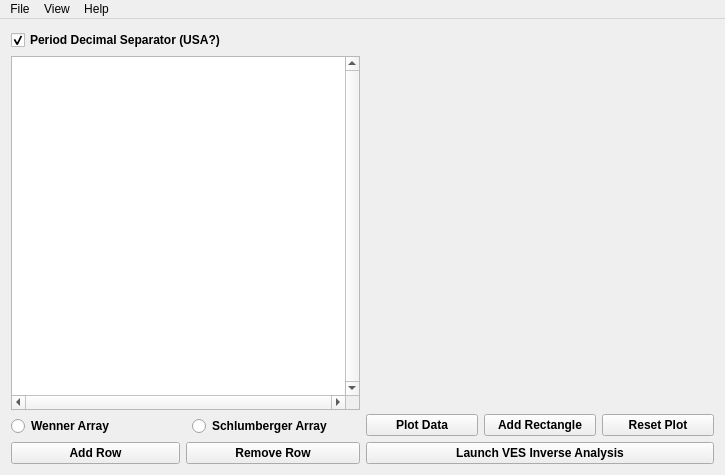
Old version of the form ves/templates/mainwindow.ui in the repository ajoros/ves_ajoros.
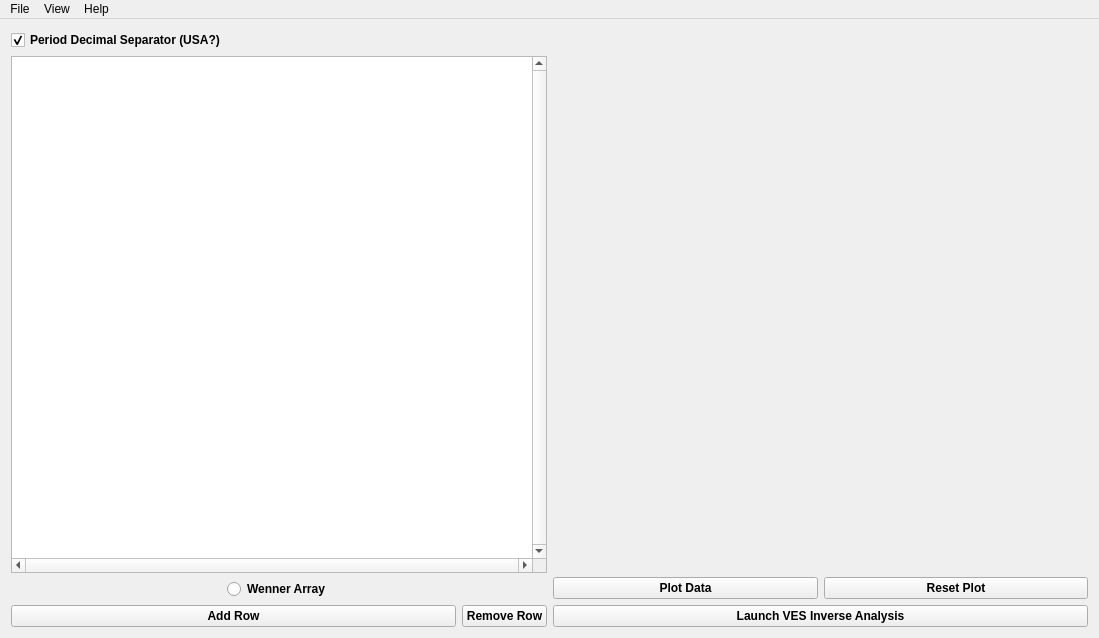
New version of the form.

Diff of the .ui file:
```diff
--- a/ves/templates/mainwindow.ui
+++ b/ves/templates/mainwindow.ui
@@ -6,8 +6,8 @@
    <rect>
     <x>0</x>
     <y>0</y>
-    <width>725</width>
-    <height>475</height>
+    <width>1099</width>
+    <height>638</height>
    </rect>
   </property>
   <property name="sizePolicy">
@@ -81,38 +81,6 @@
         </property>
        </widget>
       </item>
-      <item row="2" column="0" colspan="2">
-       <widget class="QRadioButton" name="wennerRadioButton">
-        <property name="sizePolicy">
-         <sizepolicy hsizetype="Expanding" vsizetype="Fixed">
-          <horstretch>0</horstretch>
-          <verstretch>0</verstretch>
-         </sizepolicy>
-        </property>
-        <property name="toolTip">
-         <string>Use the Wenner Spacing in calculating depth to water</string>
-        </property>
-        <property name="text">
-         <string>Wenner Array</string>
-        </property>
-       </widget>
-      </item>
-      <item row="2" column="2">
-       <widget class="QRadioButton" name="schlumbergerRadioButton">
-        <property name="sizePolicy">
-         <sizepolicy hsizetype="Expanding" vsizetype="Fixed">
-          <horstretch>0</horstretch>
-          <verstretch>0</verstretch>
-         </sizepolicy>
-        </property>
-        <property name="toolTip">
-         <string>Use the Schlumberger Spacing in calculating depth to water</string>
-        </property>
-        <property name="text">
-         <string>Schlumberger Array</string>
-        </property>
-       </widget>
-      </item>
       <item row="3" column="0">
        <widget class="QPushButton" name="addRowButton">
         <property name="sizePolicy">
@@ -155,6 +123,22 @@
         </property>
        </widget>
       </item>
+      <item row="2" column="0" colspan="3" alignment="Qt::AlignHCenter">
+       <widget class="QRadioButton" name="wennerRadioButton">
+        <property name="sizePolicy">
+         <sizepolicy hsizetype="Expanding" vsizetype="Fixed">
+          <horstretch>0</horstretch>
+          <verstretch>0</verstretch>
+         </sizepolicy>
+        </property>
+        <property name="toolTip">
+         <string>Use the Wenner Spacing in calculating depth to water</string>
+        </property>
+        <property name="text">
+         <string>Wenner Array</string>
+        </property>
+       </widget>
+      </item>
      </layout>
     </item>
     <item row="0" column="1">
@@ -221,22 +205,6 @@
             </property>
            </widget>
           </item>
-          <item>
-           <widget class="QPushButton" name="newRectangleButton">
-            <property name="sizePolicy">
-             <sizepolicy hsizetype="Expanding" vsizetype="Fixed">
-              <horstretch>0</horstretch>
-              <verstretch>0</verstretch>
-             </sizepolicy>
-            </property>
-            <property name="toolTip">
-             <string>Freeze the current rectangle. Must be clicked prior to launching the analysis after drawing the last rectangle.</string>
-            </property>
-            <property name="text">
-             <string>Add Rectangle</string>
-            </property>
-           </widget>
-          </item>
           <item>
            <widget class="QPushButton" name="resetPlotButton">
             <property name="sizePolicy">
@@ -289,8 +257,8 @@
     <rect>
      <x>0</x>
      <y>0</y>
-     <width>725</width>
-     <height>22</height>
+     <width>1099</width>
+     <height>25</height>
     </rect>
    </property>
    <property name="sizePolicy">
```
